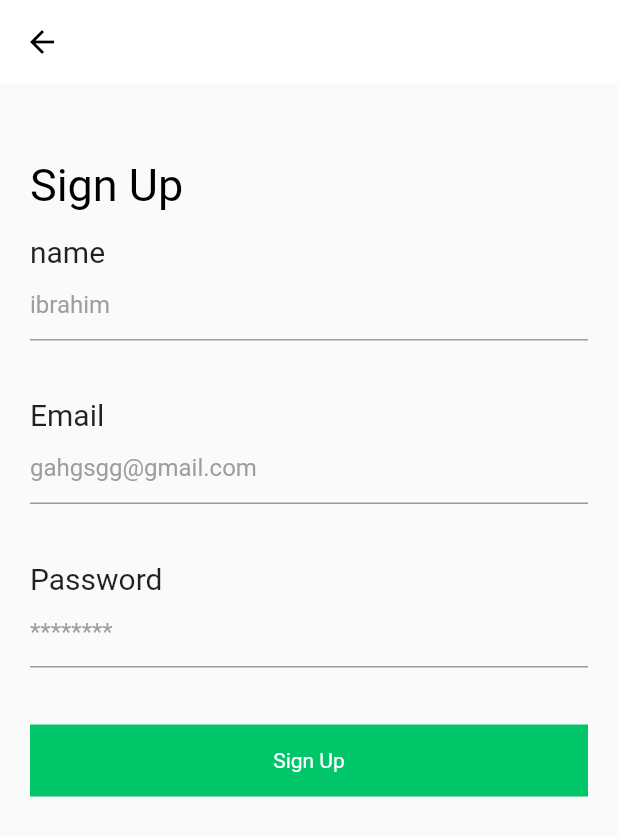
After one commit to ibrahim-maher/e_com_app, a Flutter app: the screen it shows after launch, after a tap on "Sing in", on a phone screen of 412 x 824 dp. The commit adds this screen. Shown: the top 836 px of the screen. Run offline on Flutter 3.47's test engine with Material 2 defaults, Android fonts, the phone set to English and light mode, and no system bars; our stand-ins replace cloud_firestore, firebase_auth, firebase_core, get, google_sign_in; accounts and stored records are empty.

Commit message:
add_user_to_firestore

```diff
--- a/lib/main.dart
+++ b/lib/main.dart
@@ -1,5 +1,5 @@
 import 'package:e_com_app/helper/auth_helper.dart';
-import 'package:e_com_app/view/auth/Login_Page.dart';
+import 'package:e_com_app/view/widgets/controllview.dart';
 import 'package:firebase_core/firebase_core.dart';
 import 'package:flutter/material.dart';
 import 'package:get/get.dart';
@@ -21,7 +21,7 @@ class MyApp extends StatelessWidget {
       theme: ThemeData(
         primarySwatch: Colors.blue,
       ),
-      home: LoginPage(),
+      home: const ControllView(),
     );
   }
 }
--- /dev/null
+++ b/lib/model/usermodel.dart
@@ -0,0 +1,21 @@
+class UserModel {
+  String? userId, email, name, pic;
+
+  UserModel({required this.userId, this.email, this.name, this.pic});
+
+  UserModel.fromJson(Map<dynamic, dynamic> map) {
+    userId = map['userId'];
+    email = map['email'];
+    name = map['name'];
+    pic = map['pic'];
+  }
+
+  toJson() {
+    return {
+      'userId': userId,
+      'email': email,
+      'name': name,
+      'pic': pic,
+    };
+  }
+}
--- /dev/null
+++ b/lib/services/firestore_user.dart
@@ -0,0 +1,12 @@
+import 'package:cloud_firestore/cloud_firestore.dart';
+import 'package:e_com_app/model/usermodel.dart';
+
+class FireStoreUser {
+  final CollectionReference usercCollectionRef =
+      FirebaseFirestore.instance.collection('Users');
+  Future<void> addUserToFirestore(UserModel userModel) async {
+    return await usercCollectionRef
+        .doc(userModel.userId)
+        .set(userModel.toJson());
+  }
+}
--- a/lib/view/auth/login_page.dart
+++ b/lib/view/auth/login_page.dart
@@ -1,4 +1,4 @@
-import 'package:e_com_app/view/auth/signin_page.dart';
+import 'package:e_com_app/view/auth/signup_page.dart';
 import 'package:e_com_app/view/constants/constant.dart';
 import 'package:e_com_app/view/widgets/custom_button.dart';
 import 'package:e_com_app/view/widgets/custom_formfield.dart';
@@ -20,23 +20,28 @@ class LoginPage extends GetWidget<AuthViewModel> {
         backgroundColor: Colors.white,
       ),
       body: Padding(
-        padding: const EdgeInsets.only(right: 20, left: 20, top: 40),
+        padding: const EdgeInsets.only(right: 20, left: 20, top: 30),
         child: Form(
           key: _formkey,
           child: Column(
             children: [
               Row(
                 mainAxisAlignment: MainAxisAlignment.spaceBetween,
-                children: const [
-                  CustomText(
+                children: [
+                  const CustomText(
                     text: 'Welcome,',
                     fontsize: 30,
                     fontWeight: FontWeight.bold,
                   ),
-                  CustomText(
-                    text: 'Sing in',
-                    fontsize: 18,
-                    color: priColor,
+                  GestureDetector(
+                    onTap: () {
+                      Get.to(SignUpPage());
+                    },
+                    child: const CustomText(
+                      text: 'Sing in',
+                      fontsize: 18,
+                      color: priColor,
+                    ),
                   ),
                 ],
               ),
@@ -52,10 +57,15 @@ class LoginPage extends GetWidget<AuthViewModel> {
                 height: 48,
               ),
               CustomTextField(
+                onSave: (value) {
+                  controller.email = value;
+                },
                 validate: (value) {
-                  if (value == null) {
-                    print("this field can't be empty ");
+                  if (value == null || value.isEmpty) {
+                    return 'Please enter some text';
                   }
+                  controller.email = value;
+                  return null;
                 },
                 hint: 'gahgsgg@gmail.com',
                 text: 'Email',
@@ -64,6 +74,16 @@ class LoginPage extends GetWidget<AuthViewModel> {
                 height: 38,
               ),
               CustomTextField(
+                onSave: (value) {
+                  controller.password = value;
+                },
+                validate: (value) {
+                  if (value == null || value.isEmpty) {
+                    return 'Please enter some text';
+                  }
+                  controller.password = value;
+                  return null;
+                },
                 hint: '********',
                 text: 'Password',
               ),
@@ -78,20 +98,24 @@ class LoginPage extends GetWidget<AuthViewModel> {
                 height: 20,
               ),
               Custombutton(
-                onTap: () {},
-                text: ' IN',
+                onTap: () {
+                  _formkey.currentState?.save();
+
+                  if (_formkey.currentState!.validate()) {
+                    controller.signwithemailandpassowrd();
+                  }
+                },
+                text: 'SIGN IN',
               ),
               const SizedBox(
-                height: 28,
+                height: 20,
               ),
               const CustomText(
                 text: '-OR-',
                 alignment: Alignment.center,
                 fontsize: 18,
               ),
-              const SizedBox(
-                height: 28,
-              ),
+              const SizedBox(height: 20),
               const CustomImgButton(
                 text: 'Sign In with Facebook',
                 img: 'assets/images/Path 76.png',
--- /dev/null
+++ b/lib/view/auth/signup_page.dart
@@ -0,0 +1,98 @@
+import 'package:e_com_app/view/widgets/custom_button.dart';
+import 'package:e_com_app/view/widgets/custom_formfield.dart';
+import 'package:e_com_app/view/widgets/custom_text.dart';
+import 'package:e_com_app/view_model/auth_view_model.dart';
+import 'package:flutter/material.dart';
+import 'package:get/get.dart';
+
+class SignUpPage extends GetWidget<AuthViewModel> {
+  SignUpPage({Key? key}) : super(key: key);
+  final GlobalKey<FormState> _key = GlobalKey();
+  @override
+  Widget build(BuildContext context) {
+    return Scaffold(
+      resizeToAvoidBottomInset: false,
+      appBar: AppBar(
+        elevation: 0,
+        backgroundColor: Colors.white,
+        leading: IconButton(
+          onPressed: () => Get.back(),
+          icon: const Icon(
+            Icons.arrow_back,
+            color: Colors.black,
+          ),
+        ),
+      ),
+      body: Padding(
+        padding: const EdgeInsets.all(20),
+        child: Form(
+          key: _key,
+          child: Column(
+            children: [
+              const SizedBox(
+                height: 30,
+              ),
+              const CustomText(
+                text: 'Sign Up',
+                fontsize: 30,
+              ),
+              const SizedBox(
+                height: 15,
+              ),
+              CustomTextField(
+                validate: (value) {
+                  if (value == null || value.isEmpty) {
+                    return 'Please enter some text';
+                  }
+                  controller.name = value;
+                  return null;
+                },
+                hint: 'ibrahim',
+                text: 'name',
+              ),
+              const SizedBox(
+                height: 38,
+              ),
+              CustomTextField(
+                validate: (value) {
+                  if (value == null || value.isEmpty) {
+                    return 'Please enter some text';
+                  }
+                  controller.email = value;
+                  return null;
+                },
+                hint: 'gahgsgg@gmail.com',
+                text: 'Email',
+              ),
+              const SizedBox(
+                height: 38,
+              ),
+              CustomTextField(
+                validate: (value) {
+                  if (value == null || value.isEmpty) {
+                    return 'Please enter some text';
+                  }
+                  controller.password = value;
+                  return null;
+                },
+                hint: '********',
+                text: 'Password',
+              ),
+              const SizedBox(
+                height: 38,
+              ),
+              Custombutton(
+                onTap: () {
+                  if (_key.currentState!.validate()) {
+                    controller.createaccount();
+                  }
+                },
+                text: 'Sign Up',
+              )
+            ],
+          ),
+        ),
+      ),
+    );
+  }
+}
--- /dev/null
+++ b/lib/view/widgets/controllview.dart
@@ -0,0 +1,18 @@
+import 'package:e_com_app/view/auth/home_page.dart';
+import 'package:e_com_app/view/auth/login_page.dart';
+import 'package:e_com_app/view_model/auth_view_model.dart';
+import 'package:flutter/material.dart';
+import 'package:get/get.dart';
+
+class ControllView extends GetWidget<AuthViewModel> {
+  const ControllView({Key? key}) : super(key: key);
+
+  @override
+  Widget build(BuildContext context) {
+    return Obx(() {
+      return (Get.find<AuthViewModel>().user != null)
+          ? HomePage()
+          : LoginPage();
+    });
+  }
+}
--- a/lib/view/widgets/custom_formfield.dart
+++ b/lib/view/widgets/custom_formfield.dart
@@ -5,13 +5,16 @@ class CustomTextField extends StatelessWidget {
     Key? key,
     this.text,
     this.hint,
+    this.validate,
     this.onSave,
-    this.validate,
+    this.onsave,
   }) : super(key: key);
   final String? text;
   final String? hint;
   final Function? onSave;
   final String? Function(String?)? validate;
+  final String? Function(String?)? onsave;
+
   @override
   Widget build(BuildContext context) {
     return Column(
@@ -22,6 +25,7 @@ class CustomTextField extends StatelessWidget {
           style: const TextStyle(fontSize: 20),
         ),
         TextFormField(
+          onSaved: onsave,
           validator: validate,
           decoration: InputDecoration(
               hintText: hint,
--- a/lib/view_model/auth_view_model.dart
+++ b/lib/view_model/auth_view_model.dart
@@ -1,3 +1,6 @@
+import 'package:e_com_app/model/usermodel.dart';
+import 'package:e_com_app/services/firestore_user.dart';
+import 'package:e_com_app/view/auth/home_page.dart';
 import 'package:get/get.dart';
 import 'package:firebase_auth/firebase_auth.dart';
 import 'package:google_sign_in/google_sign_in.dart';
@@ -5,7 +8,17 @@ import 'package:google_sign_in/google_sign_in.dart';
 class AuthViewModel extends GetxController {
   FirebaseAuth auth = FirebaseAuth.instance;
   GoogleSignIn googleSign = GoogleSignIn(scopes: ['email']);
-  String? emial, password, name;
+  String? email, password, name;
+
+  final Rxn<User> _user = Rxn<User>();
+  get user => _user.value?.email;
+
+  @override
+  void onInit() {
+    super.onInit();
+    _user.bindStream(auth.authStateChanges());
+  }
+
   void googlesigninmethod() async {
     final GoogleSignInAccount? googleSignInAccount = await googleSign.signIn();
     final GoogleSignInAuthentication =
@@ -15,15 +28,45 @@ class AuthViewModel extends GetxController {
         accessToken: GoogleSignInAuthentication?.accessToken,
         idToken: GoogleSignInAuthentication?.idToken);
 
-    UserCredential usercredential = await auth.signInWithCredential(credential);
+    await auth
+        .signInWithCredential(credential)
+        .then((value) => addUserTofirestore(user));
+
+    Get.offAll(() => HomePage());
   }
 
   void signwithemailandpassowrd() async {
     try {
-      await auth.signInWithEmailAndPassword(email: emial!, password: password!);
+      await auth
+          .signInWithEmailAndPassword(email: email!, password: password!)
+          .then((value) => addUserTofirestore(user));
+
+      Get.offAll(() => HomePage());
     } catch (e) {
       String message = e.toString();
       Get.snackbar("error snak bar", message);
     }
   }
+
+  void createaccount() async {
+    try {
+      await auth
+          .createUserWithEmailAndPassword(email: email!, password: password!)
+          .then((value) => addUserTofirestore(user));
+
+      Get.offAll(() => HomePage());
+    } catch (e) {
+      String message = e.toString();
+      Get.snackbar("error snak bar", message);
+    }
+  }
+
+  void addUserTofirestore(UserCredential user) async {
+    await FireStoreUser().addUserToFirestore(UserModel(
+      userId: user.user?.uid,
+      email: user.user?.email,
+      pic: '',
+      name: name ?? user.user?.displayName,
+    ));
+  }
 }
--- a/pubspec.yaml
+++ b/pubspec.yaml
@@ -38,7 +38,8 @@ dependencies:
   firebase_auth: ^3.3.7
   google_sign_in: ^5.2.4
   firebase_core: ^1.12.0
-
+  cloud_firestore: ^3.1.10
+  cloud_firestore_web: ^2.6.10
 
 dev_dependencies:
   flutter_lints: ^1.0.0
```
Also changed, not shown: lib/view/auth/home_page.dart (added, +21 -0 lines), lib/view/auth/signin_page.dart (deleted, +0 -12 lines), pubspec.lock.
